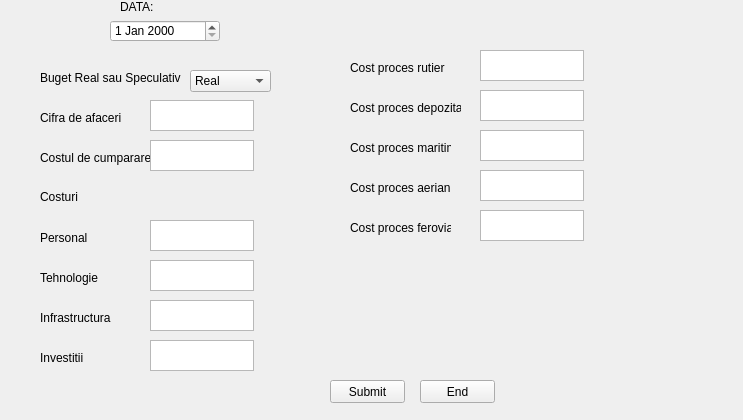
Old version of the form ProjPOO/buget.ui in the repository fictionalKarma/benchmark-tests.
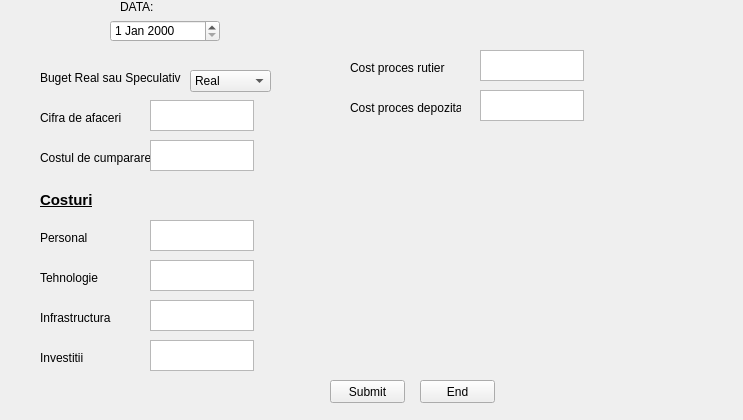
New version of the form.

What changed in the file:
```diff
--- a/ProjPOO/buget.ui
+++ b/ProjPOO/buget.ui
@@ -83,12 +83,12 @@
     <rect>
      <x>40</x>
      <y>190</y>
-     <width>47</width>
-     <height>13</height>
+     <width>61</width>
+     <height>21</height>
     </rect>
    </property>
    <property name="text">
-    <string>Costuri</string>
+    <string>&lt;html&gt;&lt;head/&gt;&lt;body&gt;&lt;p&gt;&lt;span style=&quot; font-size:11pt; font-weight:600; text-decoration: underline;&quot;&gt;Costuri&lt;/span&gt;&lt;/p&gt;&lt;/body&gt;&lt;/html&gt;</string>
    </property>
   </widget>
   <widget class="QLabel" name="label_6">
@@ -249,46 +249,7 @@
     <string>Cost proces depozitare</string>
    </property>
   </widget>
-  <widget class="QLabel" name="label_13">
-   <property name="geometry">
-    <rect>
-     <x>350</x>
-     <y>140</y>
-     <width>101</width>
-     <height>16</height>
-    </rect>
-   </property>
-   <property name="text">
-    <string>Cost proces maritim</string>
-   </property>
-  </widget>
-  <widget class="QLabel" name="label_14">
-   <property name="geometry">
-    <rect>
-     <x>350</x>
-     <y>180</y>
-     <width>101</width>
-     <height>16</height>
-    </rect>
-   </property>
-   <property name="text">
-    <string>Cost proces aerian</string>
-   </property>
-  </widget>
-  <widget class="QLabel" name="label_15">
-   <property name="geometry">
-    <rect>
-     <x>350</x>
-     <y>220</y>
-     <width>101</width>
-     <height>16</height>
-    </rect>
-   </property>
-   <property name="text">
-    <string>Cost proces feroviar</string>
-   </property>
-  </widget>
-  <widget class="QTextEdit" name="textEdit_8">
+  <widget class="QTextEdit" name="cost_procesRutier">
    <property name="geometry">
     <rect>
      <x>480</x>
@@ -308,36 +269,6 @@
     </rect>
    </property>
   </widget>
-  <widget class="QTextEdit" name="textEdit_10">
-   <property name="geometry">
-    <rect>
-     <x>480</x>
-     <y>130</y>
-     <width>104</width>
-     <height>31</height>
-    </rect>
-   </property>
-  </widget>
-  <widget class="QTextEdit" name="textEdit_11">
-   <property name="geometry">
-    <rect>
-     <x>480</x>
-     <y>170</y>
-     <width>104</width>
-     <height>31</height>
-    </rect>
-   </property>
-  </widget>
-  <widget class="QTextEdit" name="textEdit_12">
-   <property name="geometry">
-    <rect>
-     <x>480</x>
-     <y>210</y>
-     <width>104</width>
-     <height>31</height>
-    </rect>
-   </property>
-  </widget>
   <widget class="QLabel" name="label">
    <property name="geometry">
     <rect>
```
Left out of the diff: 16 changed lines with no effect on the pictures.
